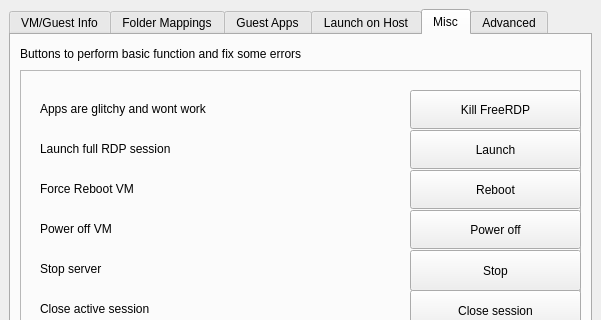
Qt form app-linux/src/cassowary/gui/qtui_files/main.ui (casualsnek/cassowary) before a commit; both pictures show x 0 to 601 and y 0 to 320 of the 601 by 615 pixel window.
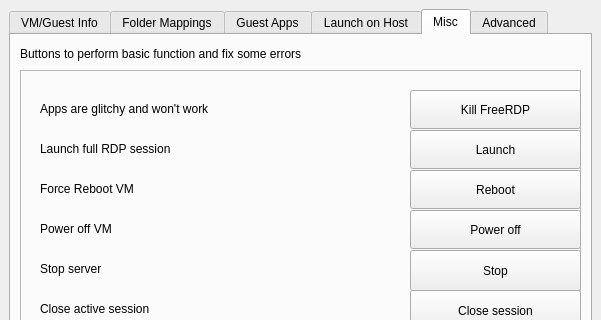
The same form after that commit. The open tabs and pages were chosen to show the change. Icons and pictures are not drawn.

The edit to the form file:
```diff
--- a/app-linux/src/cassowary/gui/qtui_files/main.ui
+++ b/app-linux/src/cassowary/gui/qtui_files/main.ui
@@ -766,7 +766,7 @@
             </rect>
            </property>
            <property name="text">
-            <string>Apps are glitchy and wont work</string>
+            <string>Apps are glitchy and won't work</string>
            </property>
           </widget>
           <widget class="QLabel" name="label_3">
```
